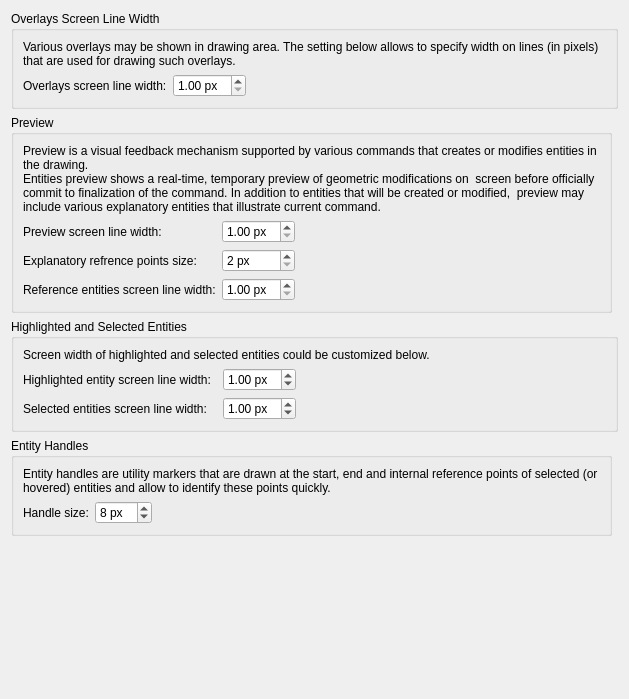
Before: the Qt Designer form librecad/src/ui/dialogs/settings/options_drafting/pages/metrics/lc_settings_page_drafting_metrics_markers.ui in sand1024/LibreCAD, drawn with Qt 5.
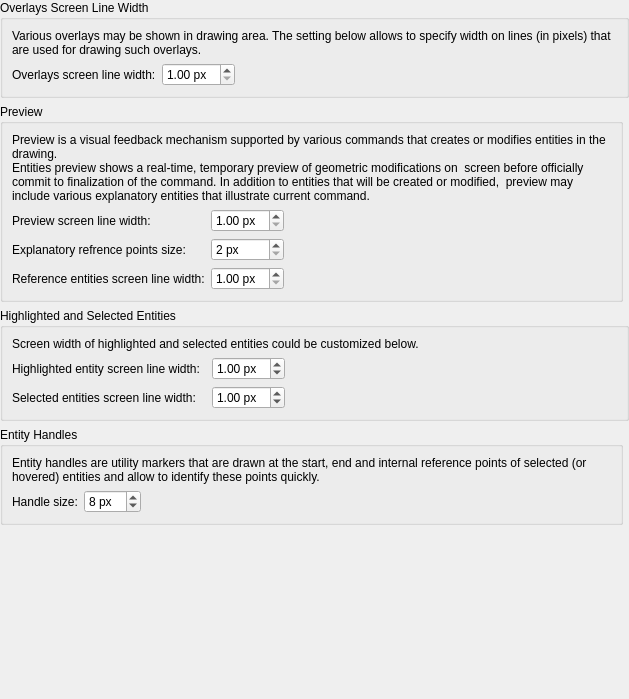
After: the same form once the commit is applied.

Commit message: generic setting and drawfting settings dialogs cleanup

```diff
--- a/librecad/src/ui/dialogs/settings/options_drafting/pages/metrics/lc_settings_page_drafting_metrics_markers.ui
+++ b/librecad/src/ui/dialogs/settings/options_drafting/pages/metrics/lc_settings_page_drafting_metrics_markers.ui
@@ -11,6 +11,18 @@
    </rect>
   </property>
   <layout class="QGridLayout" name="gridLayout_7">
+   <property name="leftMargin">
+    <number>0</number>
+   </property>
+   <property name="topMargin">
+    <number>0</number>
+   </property>
+   <property name="rightMargin">
+    <number>0</number>
+   </property>
+   <property name="bottomMargin">
+    <number>0</number>
+   </property>
    <item row="5" column="0" rowspan="2" colspan="2">
     <spacer name="spacer">
      <property name="orientation">
```
The commit also changes 40 other files.
